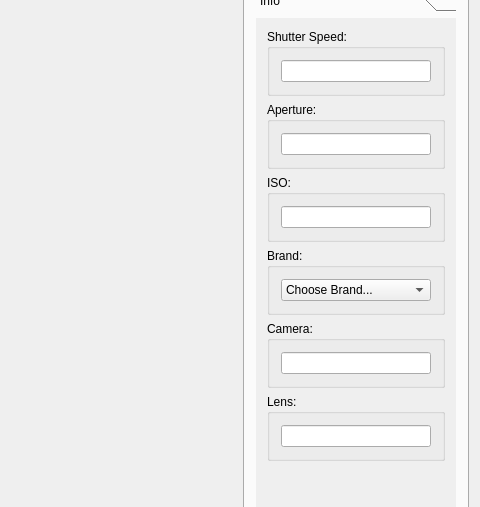
Old version of the form Watermark.ui in the repository SourangleMashu/Watermark; both pictures show x 600 to 1080 and y 103 to 610 of the 1080 by 827 pixel window.
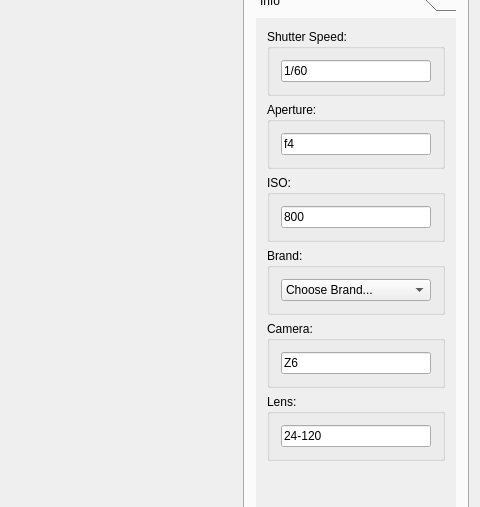
New version of the form. The open tabs and pages were chosen to show the change. Icons and pictures are not drawn.

Commit message: Add Logo watermark

```diff
--- a/Watermark.ui
+++ b/Watermark.ui
@@ -399,7 +399,11 @@
               </property>
               <layout class="QVBoxLayout" name="verticalLayout">
                <item>
-                <widget class="QLineEdit" name="ssLineEdit"/>
+                <widget class="QLineEdit" name="ssLineEdit">
+                 <property name="text">
+                  <string>1/60</string>
+                 </property>
+                </widget>
                </item>
               </layout>
              </widget>
@@ -417,7 +421,11 @@
               </property>
               <layout class="QVBoxLayout" name="verticalLayout_2">
                <item>
-                <widget class="QLineEdit" name="fLineEdit"/>
+                <widget class="QLineEdit" name="fLineEdit">
+                 <property name="text">
+                  <string>f4</string>
+                 </property>
+                </widget>
                </item>
               </layout>
              </widget>
@@ -435,7 +443,11 @@
               </property>
               <layout class="QVBoxLayout" name="verticalLayout_3">
                <item>
-                <widget class="QLineEdit" name="isoLineEdit"/>
+                <widget class="QLineEdit" name="isoLineEdit">
+                 <property name="text">
+                  <string>800</string>
+                 </property>
+                </widget>
                </item>
               </layout>
              </widget>
@@ -492,7 +504,11 @@
               </property>
               <layout class="QVBoxLayout" name="verticalLayout_5">
                <item>
-                <widget class="QLineEdit" name="cameraLineEdit"/>
+                <widget class="QLineEdit" name="cameraLineEdit">
+                 <property name="text">
+                  <string>Z6</string>
+                 </property>
+                </widget>
                </item>
               </layout>
              </widget>
@@ -510,7 +526,11 @@
               </property>
               <layout class="QVBoxLayout" name="verticalLayout_11">
                <item>
-                <widget class="QLineEdit" name="lensLineEdit"/>
+                <widget class="QLineEdit" name="lensLineEdit">
+                 <property name="text">
+                  <string>24-120</string>
+                 </property>
+                </widget>
                </item>
               </layout>
              </widget>
```
Left out of the diff: 18 changed lines with no effect on the pictures. The commit also changes 9 other files.
